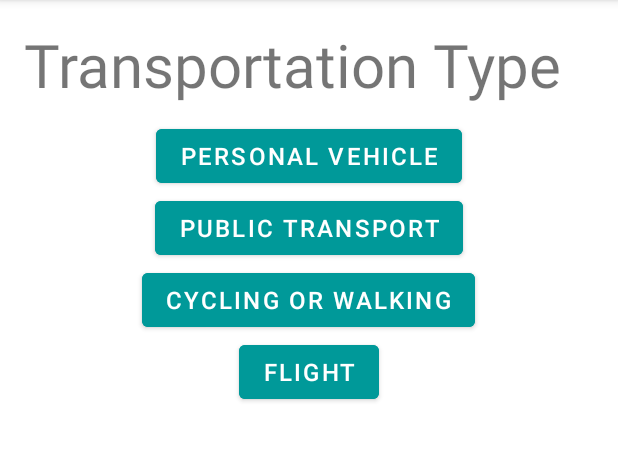
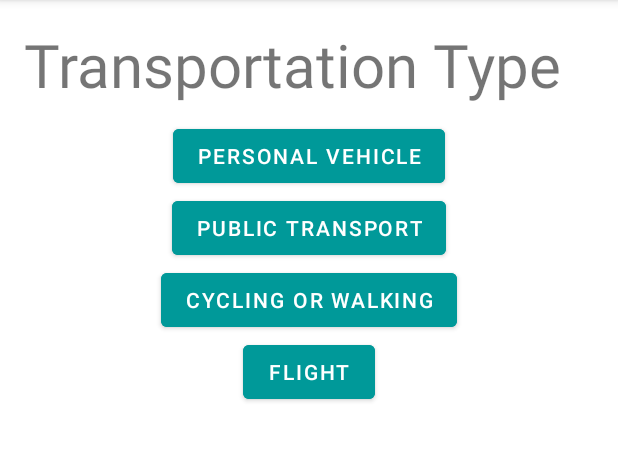
Before and after one commit to shahriyarkhan6/Plantze_application, an Android app: the CategoryActivity screen opened directly, with no data from a screen before it, after a tap on "TRANSPORTATION", on a phone screen of 412 x 824 dp, the part 84-545 px from its top. Run offline under Robolectric (Android 15) with nearby library versions, the light colour scheme and no system bars.

Commit message:
dates work, formatted on firebase correctly :)

```diff
--- a/app/src/main/java/com/example/plantze_application/ui/ecotracker/BillsActivity.java
+++ b/app/src/main/java/com/example/plantze_application/ui/ecotracker/BillsActivity.java
@@ -18,10 +18,13 @@ public class BillsActivity extends AppCompatActivity {
     private RadioGroup billRadioGroup;
     private Button submitButton;
 
+    private String date;
+
     @Override
     protected void onCreate(Bundle savedInstanceState) {
         super.onCreate(savedInstanceState);
         setContentView(R.layout.activity_et_bills);
+        date = getIntent().getStringExtra("date");
 
         billInput = findViewById(R.id.billInput);
         billRadioGroup = findViewById(R.id.billRadioGroup);
@@ -54,6 +57,7 @@ public class BillsActivity extends AppCompatActivity {
                 intent.putExtra("finalEmission", String.valueOf(finalEmission));
                 intent.putExtra("category", "Consumption");
                 intent.putExtra("type", "Bills");
+                intent.putExtra("date",date);
                 startActivity(intent);
             }
         });
--- a/app/src/main/java/com/example/plantze_application/ui/ecotracker/CalendarActivity.java
+++ b/app/src/main/java/com/example/plantze_application/ui/ecotracker/CalendarActivity.java
@@ -2,7 +2,6 @@ package com.example.plantze_application.ui.ecotracker;
 
 import android.content.Intent;
 import android.os.Bundle;
-import android.view.View;
 import android.widget.Button;
 import android.widget.LinearLayout;
 import android.widget.TextView;
@@ -90,7 +89,6 @@ public class CalendarActivity extends AppCompatActivity {
         fifthRow.removeAllViews();
 
         for (int i = 1; i <= numberOfDays; i++) {
-            // Instead of using a shared 'date' variable, directly create the date string
             String currentDate = s_month + " " + i + ", " + year;
 
             Button button = new Button(this);
--- a/app/src/main/java/com/example/plantze_application/ui/ecotracker/CategoryActivity.java
+++ b/app/src/main/java/com/example/plantze_application/ui/ecotracker/CategoryActivity.java
@@ -2,6 +2,7 @@ package com.example.plantze_application.ui.ecotracker;
 
 import android.content.Intent;
 import android.os.Bundle;
+import android.util.Log;
 import android.view.View;
 import android.widget.Button;
 
@@ -12,23 +13,24 @@ import com.example.plantze_application.ui.ecotracker.ConsumptionActivity;
 import com.example.plantze_application.ui.ecotracker.TransportationActivity;
 
 public class CategoryActivity extends AppCompatActivity{
-    private Button transportationButton;
-    private Button consumptionButton;
+    private Button transportationButton, consumptionButton;
+    private String date;
 
     @Override
     protected void onCreate(Bundle savedInstanceState) {
         super.onCreate(savedInstanceState);
         setContentView(R.layout.activity_et_category);
 
-        // Initialize buttons
         transportationButton = findViewById(R.id.transportationButton);
         consumptionButton = findViewById(R.id.consumptionButton);
+        date = getIntent().getStringExtra("date");
 
         // Set click listeners for buttons
         transportationButton.setOnClickListener(new View.OnClickListener() {
             @Override
             public void onClick(View v) {
                 Intent intent = new Intent(CategoryActivity.this, TransportationActivity.class);
+                intent.putExtra("date",date);
                 startActivity(intent);
             }
         });
@@ -37,6 +39,7 @@ public class CategoryActivity extends AppCompatActivity{
             @Override
             public void onClick(View v) {
                 Intent intent = new Intent(CategoryActivity.this, ConsumptionActivity.class);
+                intent.putExtra("date",date);
                 startActivity(intent);
             }
         });
--- a/app/src/main/java/com/example/plantze_application/ui/ecotracker/ClothesActivity.java
+++ b/app/src/main/java/com/example/plantze_application/ui/ecotracker/ClothesActivity.java
@@ -16,6 +16,7 @@ import com.example.plantze_application.R;
 public class ClothesActivity extends AppCompatActivity {
     private EditText itemsInput;
     private Button submitButton;
+    private String date;
 
     @Override
     protected void onCreate(Bundle savedInstanceState) {
@@ -24,6 +25,7 @@ public class ClothesActivity extends AppCompatActivity {
 
         itemsInput = findViewById(R.id.itemsInput);
         submitButton = findViewById(R.id.submitButton);
+        date = getIntent().getStringExtra("date");
 
         submitButton.setOnClickListener(new View.OnClickListener() {
             @Override
@@ -40,6 +42,7 @@ public class ClothesActivity extends AppCompatActivity {
                 intent.putExtra("finalEmission", String.valueOf(finalEmission));
                 intent.putExtra("category", "Consumption");
                 intent.putExtra("type", "Clothes");
+                intent.putExtra("date",date);
                 startActivity(intent);
             }
         });
--- a/app/src/main/java/com/example/plantze_application/ui/ecotracker/CycleWalkActivity.java
+++ b/app/src/main/java/com/example/plantze_application/ui/ecotracker/CycleWalkActivity.java
@@ -15,6 +15,7 @@ import com.example.plantze_application.R;
 public class CycleWalkActivity extends AppCompatActivity {
     private EditText distanceInput;
     private Button submitButton;
+    private String date;
 
     @Override
     protected void onCreate(Bundle savedInstanceState) {
@@ -23,6 +24,7 @@ public class CycleWalkActivity extends AppCompatActivity {
 
         distanceInput = findViewById(R.id.distanceInput);
         submitButton = findViewById(R.id.submitButton);
+        date = getIntent().getStringExtra("date");
 
         submitButton.setOnClickListener(new View.OnClickListener() {
             @Override
@@ -37,6 +39,7 @@ public class CycleWalkActivity extends AppCompatActivity {
                 intent.putExtra("finalEmission", String.valueOf(finalEmission));
                 intent.putExtra("category", "Transportation");
                 intent.putExtra("type", "Cycling or walking");
+                intent.putExtra("date",date);
                 startActivity(intent);
             }
         });
--- a/app/src/main/java/com/example/plantze_application/ui/ecotracker/DateActivity.java
+++ b/app/src/main/java/com/example/plantze_application/ui/ecotracker/DateActivity.java
@@ -38,6 +38,7 @@ public class DateActivity extends AppCompatActivity {
             @Override
             public void onClick(View v) {
                 Intent intent = new Intent(DateActivity.this, CategoryActivity.class);
+                intent.putExtra("date",s_date);
                 startActivity(intent);
             }
         });
--- a/app/src/main/java/com/example/plantze_application/ui/ecotracker/ElectronicsActivity.java
+++ b/app/src/main/java/com/example/plantze_application/ui/ecotracker/ElectronicsActivity.java
@@ -17,6 +17,7 @@ public class ElectronicsActivity extends AppCompatActivity {
     private RadioGroup deviceRadioGroup;
     private EditText devicesInput;
     private Button submitButton;
+    private String date;
 
     @Override
     protected void onCreate(Bundle savedInstanceState) {
@@ -26,6 +27,7 @@ public class ElectronicsActivity extends AppCompatActivity {
         deviceRadioGroup = findViewById(R.id.deviceRadioGroup);
         devicesInput = findViewById(R.id.devicesInput);
         submitButton = findViewById(R.id.submitButton);
+        date = getIntent().getStringExtra("date");
 
         deviceRadioGroup.check(R.id.smartphoneRadio);
         submitButton.setOnClickListener(new View.OnClickListener() {
@@ -57,6 +59,7 @@ public class ElectronicsActivity extends AppCompatActivity {
                 intent.putExtra("finalEmission", String.valueOf(finalEmission));
                 intent.putExtra("category", "Consumption");
                 intent.putExtra("type", "Electronics");
+                intent.putExtra("date",date);
                 startActivity(intent);
             }
         });
--- a/app/src/main/java/com/example/plantze_application/ui/ecotracker/FlightActivity.java
+++ b/app/src/main/java/com/example/plantze_application/ui/ecotracker/FlightActivity.java
@@ -16,6 +16,7 @@ import com.example.plantze_application.R;
 public class FlightActivity extends AppCompatActivity {
     private EditText flightsInput;
     private Button submitButton;
+    private String date;
 
     @Override
     protected void onCreate(Bundle savedInstanceState) {
@@ -24,6 +25,7 @@ public class FlightActivity extends AppCompatActivity {
 
         flightsInput = findViewById(R.id.flightsInput);
         submitButton = findViewById(R.id.submitButton);
+        date = getIntent().getStringExtra("date");
 
         submitButton.setOnClickListener(new View.OnClickListener() {
             @Override
@@ -39,6 +41,7 @@ public class FlightActivity extends AppCompatActivity {
                 intent.putExtra("finalEmission", String.valueOf(finalEmission));
                 intent.putExtra("category", "Transportation");
                 intent.putExtra("type", "Flight");
+                intent.putExtra("date",date);
                 startActivity(intent);
             }
         });
--- a/app/src/main/java/com/example/plantze_application/ui/ecotracker/MealActivity.java
+++ b/app/src/main/java/com/example/plantze_application/ui/ecotracker/MealActivity.java
@@ -17,6 +17,7 @@ public class MealActivity extends AppCompatActivity {
     private RadioGroup mealRadioGroup;
     private EditText servingsInput;
     private Button submitButton;
+    private String date;
 
     @Override
     protected void onCreate(Bundle savedInstanceState) {
@@ -26,6 +27,7 @@ public class MealActivity extends AppCompatActivity {
         mealRadioGroup = findViewById(R.id.mealRadioGroup);
         servingsInput = findViewById(R.id.servingsInput);
         submitButton = findViewById(R.id.submitButton);
+        date = getIntent().getStringExtra("date");
 
         mealRadioGroup.check(R.id.beefRadio);
         submitButton.setOnClickListener(new View.OnClickListener() {
@@ -59,6 +61,7 @@ public class MealActivity extends AppCompatActivity {
                 intent.putExtra("finalEmission", String.valueOf(finalEmission));
                 intent.putExtra("category", "Consumption");
                 intent.putExtra("type", "Meal");
+                intent.putExtra("date",date);
                 startActivity(intent);
             }
         });
--- a/app/src/main/java/com/example/plantze_application/ui/ecotracker/OthersActivity.java
+++ b/app/src/main/java/com/example/plantze_application/ui/ecotracker/OthersActivity.java
@@ -17,7 +17,7 @@ public class OthersActivity extends AppCompatActivity {
     private RadioGroup othersRadioGroup;
     private EditText othersInput;
     private Button submitButton;
-
+    private String date;
     @Override
     protected void onCreate(Bundle savedInstanceState) {
         super.onCreate(savedInstanceState);
@@ -26,6 +26,7 @@ public class OthersActivity extends AppCompatActivity {
         othersRadioGroup = findViewById(R.id.othersRadioGroup);
         othersInput = findViewById(R.id.othersInput);
         submitButton = findViewById(R.id.submitButton);
+        date = getIntent().getStringExtra("date");
 
         othersRadioGroup.check(R.id.furnitureRadio);
         submitButton.setOnClickListener(new View.OnClickListener() {
@@ -55,6 +56,7 @@ public class OthersActivity extends AppCompatActivity {
                 intent.putExtra("finalEmission", String.valueOf(finalEmission));
                 intent.putExtra("category", "Consumption");
                 intent.putExtra("type", "Others");
+                intent.putExtra("date",date);
                 startActivity(intent);
             }
         });
--- a/app/src/main/java/com/example/plantze_application/ui/ecotracker/PersonalActivity.java
+++ b/app/src/main/java/com/example/plantze_application/ui/ecotracker/PersonalActivity.java
@@ -17,7 +17,7 @@ public class PersonalActivity extends AppCompatActivity {
     private RadioGroup vehicleRadioGroup;
     private EditText distanceInput;
     private Button submitButton;
-
+    private String date;
     @Override
     protected void onCreate(Bundle savedInstanceState) {
         super.onCreate(savedInstanceState);
@@ -26,6 +26,7 @@ public class PersonalActivity extends AppCompatActivity {
         vehicleRadioGroup = findViewById(R.id.vehicleRadioGroup);
         distanceInput = findViewById(R.id.distanceInput);
         submitButton = findViewById(R.id.submitButton);
+        date = getIntent().getStringExtra("date");
 
         vehicleRadioGroup.check(R.id.gasolineRadio);
         submitButton.setOnClickListener(new View.OnClickListener() {
@@ -57,6 +58,7 @@ public class PersonalActivity extends AppCompatActivity {
                 intent.putExtra("finalEmission", String.valueOf(finalEmission));
                 intent.putExtra("category", "Transportation");
                 intent.putExtra("type", "Personal vehicle");
+                intent.putExtra("date",date);
                 startActivity(intent);
             }
         });
--- a/app/src/main/java/com/example/plantze_application/ui/ecotracker/PublicActivity.java
+++ b/app/src/main/java/com/example/plantze_application/ui/ecotracker/PublicActivity.java
@@ -17,7 +17,7 @@ public class PublicActivity extends AppCompatActivity {
     private RadioGroup transportRadioGroup;
     private EditText hoursInput;
     private Button submitButton;
-
+    private String date;
     @Override
     protected void onCreate(Bundle savedInstanceState) {
         super.onCreate(savedInstanceState);
@@ -26,6 +26,7 @@ public class PublicActivity extends AppCompatActivity {
         transportRadioGroup = findViewById(R.id.transportRadioGroup);
         hoursInput = findViewById(R.id.hoursInput);
         submitButton = findViewById(R.id.submitButton);
+        date = getIntent().getStringExtra("date");
 
         transportRadioGroup.check(R.id.busRadio);
         submitButton.setOnClickListener(new View.OnClickListener() {
@@ -58,6 +59,7 @@ public class PublicActivity extends AppCompatActivity {
                 intent.putExtra("finalEmission", String.valueOf(finalEmission));
                 intent.putExtra("category", "Transportation");
                 intent.putExtra("type", "Public transportation");
+                intent.putExtra("date",date);
                 startActivity(intent);
             }
         });
--- a/app/src/main/java/com/example/plantze_application/ui/ecotracker/TransportationActivity.java
+++ b/app/src/main/java/com/example/plantze_application/ui/ecotracker/TransportationActivity.java
@@ -2,6 +2,7 @@ package com.example.plantze_application.ui.ecotracker;
 
 import android.content.Intent;
 import android.os.Bundle;
+import android.util.Log;
 import android.view.View;
 import android.widget.Button;
 
@@ -10,28 +11,26 @@ import androidx.appcompat.app.AppCompatActivity;
 import com.example.plantze_application.R;
 
 public class TransportationActivity extends AppCompatActivity{
-    private Button personalButton;
-    private Button publicButton;
-    private Button cycleWalkButton;
-    private Button flightButton;
-
+    private Button personalButton, publicButton, cycleWalkButton, flightButton;
+    private String date;
     @Override
     protected void onCreate(Bundle savedInstanceState){
         super.onCreate(savedInstanceState);
         setContentView(R.layout.activity_et_transportation);
 
-        // Initialize buttons
         personalButton = findViewById(R.id.personalButton);
         publicButton = findViewById(R.id.publicButton);
         cycleWalkButton = findViewById(R.id.cycleWalkButton);
         flightButton = findViewById(R.id.flightButton);
+        date = getIntent().getStringExtra("date");
 
+        Log.d(date,date);
 
-        // Set click listeners for buttons
         personalButton.setOnClickListener(new View.OnClickListener() {
             @Override
             public void onClick(View v) {
                 Intent intent = new Intent(TransportationActivity.this, PersonalActivity.class);
+                intent.putExtra("date",date);
                 startActivity(intent);
             }
         });
@@ -40,6 +39,7 @@ public class TransportationActivity extends AppCompatActivity{
             @Override
             public void onClick(View v) {
                 Intent intent = new Intent(TransportationActivity.this, PublicActivity.class);
+                intent.putExtra("date",date);
                 startActivity(intent);
             }
         });
@@ -48,6 +48,7 @@ public class TransportationActivity extends AppCompatActivity{
             @Override
             public void onClick(View v) {
                 Intent intent = new Intent(TransportationActivity.this, CycleWalkActivity.class);
+                intent.putExtra("date",date);
                 startActivity(intent);
             }
         });
@@ -56,6 +57,7 @@ public class TransportationActivity extends AppCompatActivity{
             @Override
             public void onClick(View v) {
                 Intent intent = new Intent(TransportationActivity.this, FlightActivity.class);
+                intent.putExtra("date",date);
                 startActivity(intent);
             }
         });
--- a/app/src/main/res/layout/activity_et_date.xml
+++ b/app/src/main/res/layout/activity_et_date.xml
@@ -29,7 +29,6 @@
         android:layout_height="wrap_content"
         android:orientation="vertical"
         android:layout_marginTop="16dp">
-
     </LinearLayout>
 
 
--- a/app/src/main/res/layout/activity_et_transportation.xml
+++ b/app/src/main/res/layout/activity_et_transportation.xml
@@ -20,7 +20,6 @@
         android:layout_width="wrap_content"
         android:layout_height="wrap_content"
         android:text="Personal Vehicle"
-        android:textSize="16dp"
         android:layout_gravity="center_horizontal"
         android:backgroundTint="#009999"/>
 
@@ -29,7 +28,6 @@
         android:layout_width="wrap_content"
         android:layout_height="wrap_content"
         android:text="Public Transport"
-        android:textSize="16dp"
         android:layout_gravity="center_horizontal"
         android:backgroundTint="#009999"/>
 
@@ -38,7 +36,6 @@
         android:layout_width="wrap_content"
         android:layout_height="wrap_content"
         android:text="Cycling or Walking"
-        android:textSize="16dp"
         android:layout_gravity="center_horizontal"
         android:backgroundTint="#009999"/>
 
@@ -47,7 +44,6 @@
         android:layout_width="wrap_content"
         android:layout_height="wrap_content"
         android:text="Flight"
-        android:textSize="16dp"
         android:layout_gravity="center_horizontal"
         android:backgroundTint="#009999"/>
 
```
Also changed, not shown: app/src/main/java/com/example/plantze_application/ui/ecotracker/ConsumptionActivity.java (+8 -8 lines), app/src/main/java/com/example/plantze_application/ui/ecotracker/ResultActivity.java (+18 -1 lines).
